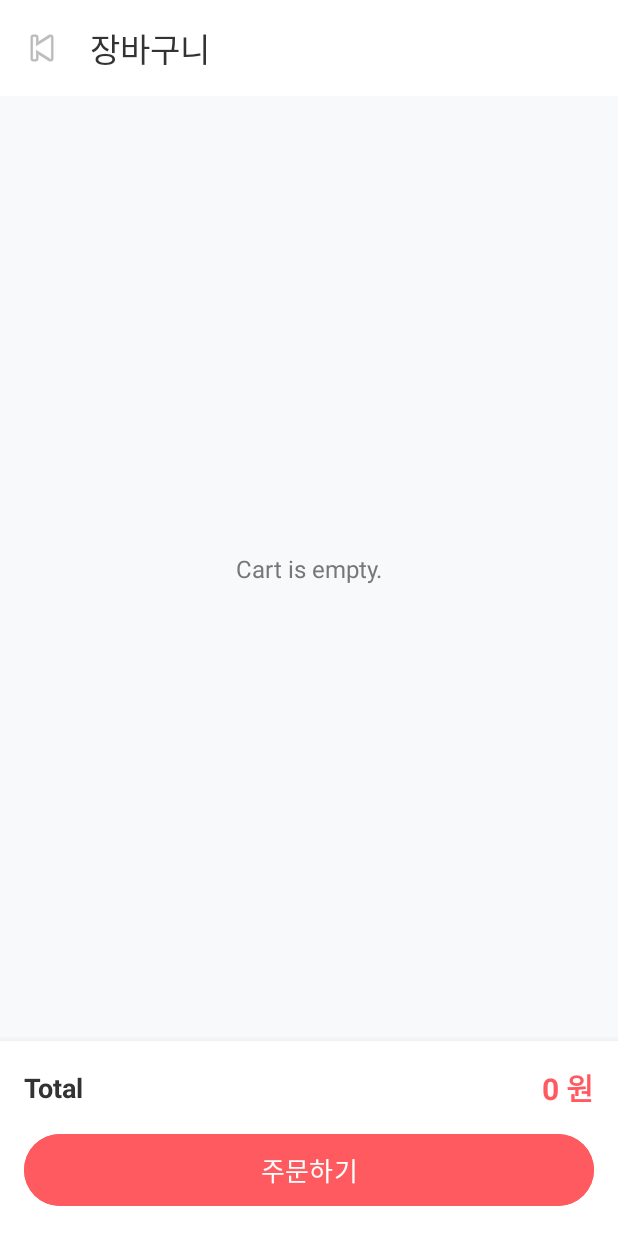
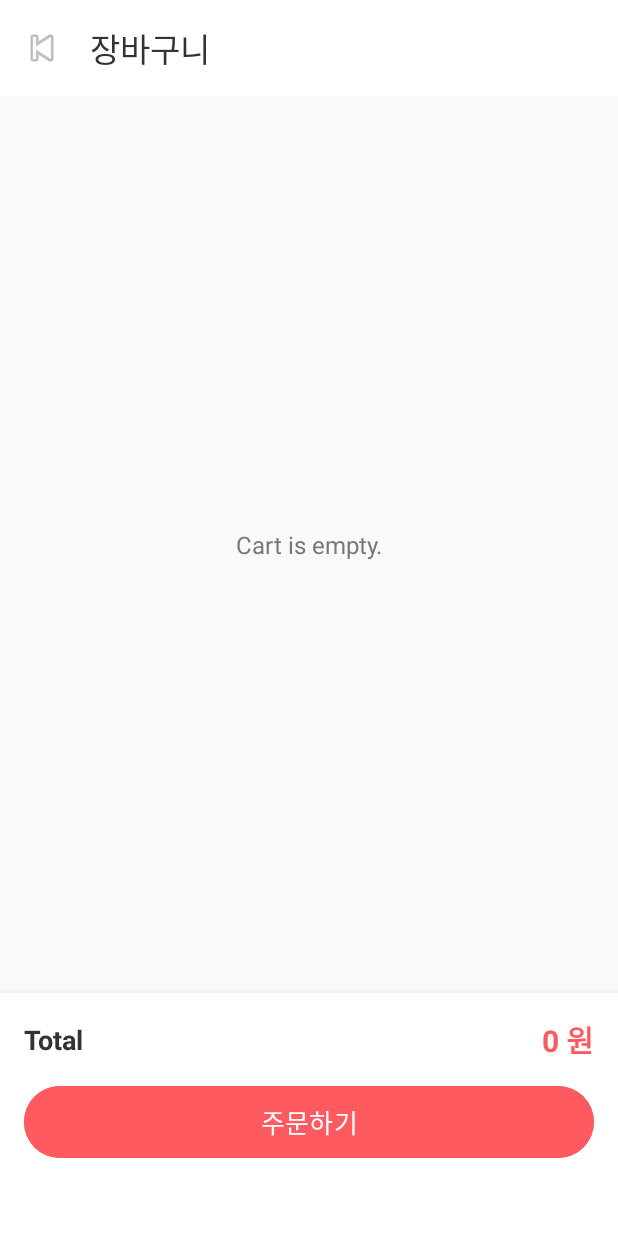
Before and after one commit to jeongmin24/Pick-Pay, an Android app: the CartFragment screen opened through its navigation route, on a phone screen of 412 x 824 dp. Run offline under Robolectric (Android 15) with nearby library versions, the phone set to English and light mode, and no system bars; our stand-ins replace navigation-ui.

Commit message:
fix: 버튼 패딩

```diff
--- a/payclient/app/src/main/res/layout/activity_cart.xml
+++ b/payclient/app/src/main/res/layout/activity_cart.xml
@@ -51,7 +51,10 @@
             android:background="#FFFFFF"
             android:elevation="8dp"
             android:orientation="vertical"
-            android:padding="16dp">
+            android:paddingStart="16dp"
+            android:paddingTop="16dp"
+            android:paddingEnd="16dp"
+            android:paddingBottom="48dp">
 
             <LinearLayout
                 android:layout_width="match_parent"
--- a/payclient/app/src/main/res/layout/fragment_payment.xml
+++ b/payclient/app/src/main/res/layout/fragment_payment.xml
@@ -51,7 +51,10 @@
             android:id="@+id/btn_payment"
             android:layout_width="match_parent"
             android:layout_height="56dp"
-            android:layout_margin="16dp"
+            android:layout_marginStart="16dp"
+            android:layout_marginTop="16dp"
+            android:layout_marginEnd="16dp"
+            android:layout_marginBottom="48dp"
             android:backgroundTint="#FF5A5F"
             android:enabled="true"
             android:text="Pay"
```
